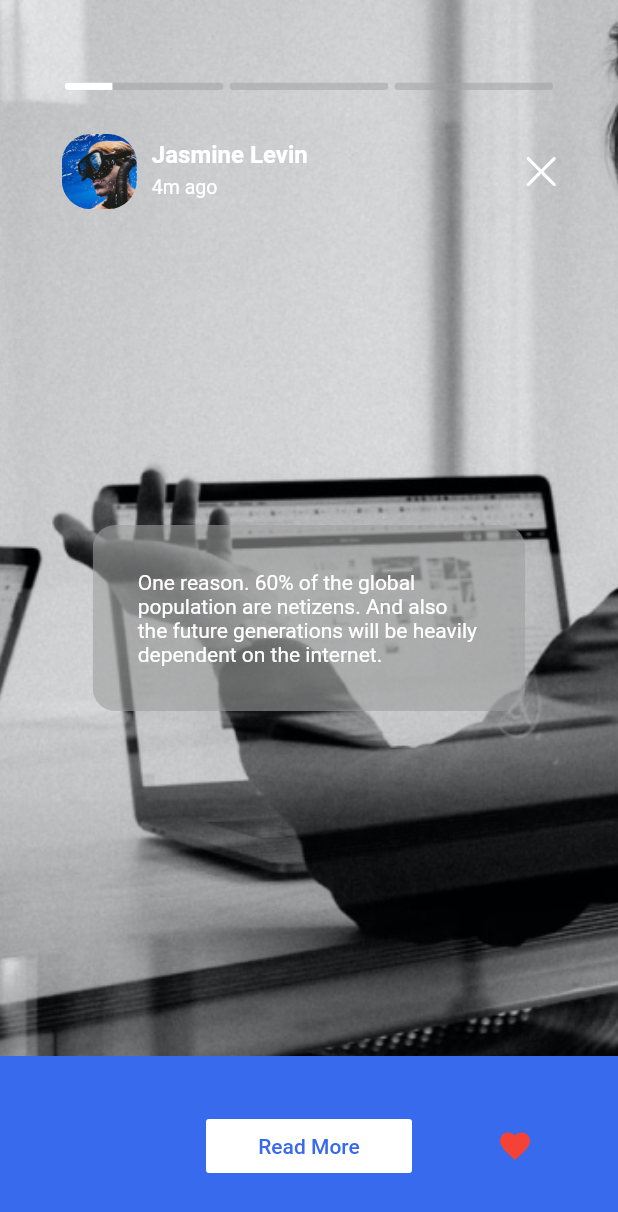
After one commit to shyamexe/blogging_application_task, a Flutter app: the StoryViewScreen screen opened by its route, on a phone screen of 412 x 824 dp. The commit adds this screen. Shown: the top 1212 px of the screen. Run offline on Flutter 3.47's test engine with Material 2 defaults, Android fonts, the phone set to English and light mode, and no system bars; our stand-ins replace badges, bloc, equatable, flutter_bloc, flutter_svg; network calls fail.

Commit message:
added status screen

```diff
--- a/lib/core/constants/styles.dart
+++ b/lib/core/constants/styles.dart
@@ -60,6 +60,15 @@ class AppTextStyle{
     color: Color(0xff2D4379),
     fontSize: 15,
   );
+  static const statusTitle= TextStyle(
+    color: Colors.white,
+    fontWeight: FontWeight.bold,
+    fontSize: 16,
+  );
+  static const statusTime= TextStyle(
+    color: Colors.white,
+    fontSize: 13,
+  );
 
 
 }
--- a/lib/logic/cubit/navigation_bar_cubit.dart
+++ b/lib/logic/navigation_bar_cubit/navigation_bar_cubit.dart
@@ -1,5 +1,7 @@
 import 'package:bloc/bloc.dart';
 import 'package:equatable/equatable.dart';
+
+//cubit for storing navigatiion index
 
 class NavigationBarState extends Equatable {
   int pageNumber;
--- /dev/null
+++ b/lib/logic/status_indux_cubit/status_index_cubit.dart
@@ -0,0 +1,19 @@
+import 'package:bloc/bloc.dart';
+import 'package:equatable/equatable.dart';
+
+class StatusIndexState extends Equatable {
+  int index;
+  StatusIndexState({required this.index});
+
+  @override
+  List<Object> get props => [index];
+}
+//this cubit holds the curren stats indux
+
+class StatusIndexCubit extends Cubit<StatusIndexState> {
+  StatusIndexCubit() : super(StatusIndexState(index: 0));
+
+  updateStatus(){
+    emit(StatusIndexState(index: state.index+1));
+  }//this function update the indux value
+}
--- /dev/null
+++ b/lib/logic/status_timer_cubit/status_timer_cubit.dart
@@ -0,0 +1,38 @@
+import 'dart:async';
+
+import 'package:bloc/bloc.dart';
+import 'package:blogging_application/logic/status_indux_cubit/status_index_cubit.dart';
+import 'package:equatable/equatable.dart';
+
+class StatusTimerState extends Equatable {
+  double timer;
+   StatusTimerState({required this.timer});
+
+  @override
+  List<Object> get props => [timer];
+}
+
+class StatusTimerCubit extends Cubit<StatusTimerState> {
+
+  StatusTimerCubit() : super(StatusTimerState(timer: 0));
+
+  startTimer(){
+
+    late Timer _timer;
+
+    state.timer=0;
+
+    const oneSec = Duration(seconds: 1);
+
+    _timer=Timer.periodic(oneSec*.5, (Timer) {
+
+      if(state.timer <= 1){
+        print(state.timer);
+        emit(StatusTimerState(timer: state.timer+0.1));
+      }else{
+        _timer.cancel();
+      }
+    });
+
+  }
+}
--- a/lib/presentation/router/app_router.dart
+++ b/lib/presentation/router/app_router.dart
@@ -1,13 +1,16 @@
-import 'package:blogging_application/logic/cubit/navigation_bar_cubit.dart';
+import 'package:blogging_application/logic/status_indux_cubit/status_index_cubit.dart';
+import 'package:blogging_application/logic/status_timer_cubit/status_timer_cubit.dart';
+import 'package:blogging_application/presentation/screens/story_view_screen/story_view_screen.dart';
 import 'package:flutter/material.dart';
 import 'package:flutter_bloc/flutter_bloc.dart';
 
-import '../../core/constants/strings.dart';
 import '../../core/exceptions/route_exception.dart';
+import '../../logic/navigation_bar_cubit/navigation_bar_cubit.dart';
 import '../screens/home_screen/home_screen.dart';
 
 class AppRouter {
   static const String home = '/';
+  static const String status = '/status';
 
   const AppRouter._();
 
@@ -15,13 +18,15 @@ class AppRouter {
     switch (settings.name) {
       case home:
         return MaterialPageRoute(
-          builder: (_) => MultiBlocProvider(
-            providers: [
-              BlocProvider(
-                create: (context)=>NavigationBarCubit())
-            ],
-            child:CommonScreen()));
-
+            builder: (_) => MultiBlocProvider(providers: [
+                  BlocProvider(create: (context) => NavigationBarCubit())
+                ], child: CommonScreen()));
+      case status:
+        return MaterialPageRoute(
+            builder: (_) => MultiBlocProvider(providers: [
+                  BlocProvider(create: (context) => StatusTimerCubit()),
+                  BlocProvider(create: (context) => StatusIndexCubit()),
+                ], child: StoryViewScreen()));
 
       default:
         throw const RouteException('Route not found!');
--- a/lib/presentation/screens/article_screen/article_screen.dart
+++ b/lib/presentation/screens/article_screen/article_screen.dart
@@ -6,7 +6,7 @@ class ArticleScreen extends StatelessWidget {
   @override
   Widget build(BuildContext context) {
     return Scaffold(
-      body: Center(child: Text('ArticleScreen')),
+      body: Center(child: Text('ArticleScreen')),//dummy screen for search navigation
     );
   }
 }
--- a/lib/presentation/screens/home_screen/home_screen.dart
+++ b/lib/presentation/screens/home_screen/home_screen.dart
@@ -1,4 +1,3 @@
-import 'package:blogging_application/logic/cubit/navigation_bar_cubit.dart';
 import 'package:blogging_application/presentation/screens/article_screen/article_screen.dart';
 import 'package:blogging_application/presentation/screens/home_widget_screen/home_widget_screen.dart';
 import 'package:blogging_application/presentation/screens/menu_Screen/menu_screen.dart';
@@ -8,6 +7,8 @@ import 'package:flutter/material.dart';
 import 'package:flutter_bloc/flutter_bloc.dart';
 import 'package:flutter_svg/svg.dart';
 
+import '../../../logic/navigation_bar_cubit/navigation_bar_cubit.dart';
+
 class CommonScreen extends StatelessWidget {
   final pageList = [
     HomeWigetScreen(),
@@ -16,6 +17,8 @@ class CommonScreen extends StatelessWidget {
     SearchScreen(),
     MenuScreen()
   ];
+  //navigation screen wiget list
+  //this widget usedfor home navigation
 
   @override
   Widget build(BuildContext context) {
--- a/lib/presentation/screens/home_widget_screen/widgets/status_icon.dart
+++ b/lib/presentation/screens/home_widget_screen/widgets/status_icon.dart
@@ -1,5 +1,9 @@
+import 'package:blogging_application/logic/status_indux_cubit/status_index_cubit.dart';
+import 'package:blogging_application/presentation/screens/story_view_screen/story_view_screen.dart';
+import 'package:flutter/cupertino.dart';
 import 'package:flutter/foundation.dart';
 import 'package:flutter/material.dart';
+import 'package:flutter_bloc/flutter_bloc.dart';
 
 class StatusIcon extends StatelessWidget {
   StatusIcon({
@@ -8,7 +12,11 @@ class StatusIcon extends StatelessWidget {
   List<Color> _colors = [Color(0xFF826dc6), Color(0xFF5dd3f6)];
   @override
   Widget build(BuildContext context) {
-    return Container(
+    return InkWell(
+      onTap: () {
+        Navigator.of(context).pushNamed('/status');
+      },
+      child: Container(
         height: 80,
         width: 70,
         child: Stack(
@@ -88,6 +96,7 @@ class StatusIcon extends StatelessWidget {
             ),
           ],
         ),
+      ),
     );
   }
 }
--- a/lib/presentation/screens/menu_Screen/menu_screen.dart
+++ b/lib/presentation/screens/menu_Screen/menu_screen.dart
@@ -6,7 +6,7 @@ class MenuScreen extends StatelessWidget {
   @override
   Widget build(BuildContext context) {
     return  Scaffold(
-      body: Center(child: Text('MenuScreen')),
+      body: Center(child: Text('MenuScreen')),//dummy screen for menu navigation
     );
   }
 }
--- a/lib/presentation/screens/search_screen/search_screen.dart
+++ b/lib/presentation/screens/search_screen/search_screen.dart
@@ -6,7 +6,7 @@ class SearchScreen extends StatelessWidget {
   @override
   Widget build(BuildContext context) {
     return  Scaffold(
-      body: Center(child: Text('ArticleScreen')),
+      body: Center(child: Text('ArticleScreen')),//dummy screen for search navigation
     );
   }
 }
--- /dev/null
+++ b/lib/presentation/screens/story_view_screen/story_view_screen.dart
@@ -0,0 +1,142 @@
+import 'package:blogging_application/logic/status_indux_cubit/status_index_cubit.dart';
+import 'package:blogging_application/logic/status_timer_cubit/status_timer_cubit.dart';
+import 'package:blogging_application/presentation/screens/story_view_screen/widgets/story_data.dart';
+import 'package:flutter/material.dart';
+import 'package:flutter_bloc/flutter_bloc.dart';
+import 'package:flutter_svg/flutter_svg.dart';
+
+import '../../../core/constants/styles.dart';
+
+class StoryViewScreen extends StatelessWidget {
+  StoryViewScreen({Key? key}) : super(key: key);
+
+  List _widgets = [
+    StoryData(
+      image: 'assets/images/statusbg.png',
+      url: 'https://www.google.co.in/',
+      text:
+          'One reason. 60% of the global population are netizens. And also the future generations will be heavily dependent on the internet.',
+    ),
+    StoryData(image: 'assets/images/statusbg.png'),
+    StoryData(image: 'assets/images/statusbg.png'),
+  ]; //this list contain status data
+
+  @override
+  Widget build(BuildContext context) {
+    context.read<StatusTimerCubit>().startTimer();
+    Size size = MediaQuery.of(context).size;
+    return SafeArea(
+      child: Scaffold(
+          body: Stack(
+        children: [
+          BlocBuilder<StatusIndexCubit, StatusIndexState>(
+            builder: (context, state) {
+              return _widgets[state.index];
+            },
+          ),
+          Align(
+            alignment: Alignment(0, -0.8),
+            child: SizedBox(
+              width: size.width * .8,
+              height: 80,
+              child: Row(
+                children: [
+                  ClipRRect(
+                    borderRadius: BorderRadius.circular(19),
+                    child: SizedBox(
+                        height: 50,
+                        width: 50,
+                        child: Image.asset(
+                          'assets/images/image4.png',
+                          fit: BoxFit.cover,
+                        )),
+                  ),
+                  Expanded(
+                      child: Padding(
+                    padding: const EdgeInsets.symmetric(horizontal: 10),
+                    child: Column(
+                      mainAxisSize: MainAxisSize.max,
+                      mainAxisAlignment: MainAxisAlignment.center,
+                      crossAxisAlignment: CrossAxisAlignment.start,
+                      children: const [
+                        Padding(
+                          padding: EdgeInsets.only(bottom: 2),
+                          child: Text(
+                            'Jasmine Levin',
+                            style: AppTextStyle.statusTitle,
+                          ),
+                        ),
+                        Padding(
+                          padding: EdgeInsets.symmetric(vertical: 3),
+                          child: Text(
+                            '4m ago',
+                            style: AppTextStyle.statusTime,
+                          ),
+                        ),
+                      ],
+                    ),
+                  )),
+                  InkWell(
+                      onTap: () {
+                        Navigator.of(context).pop();
+                      },
+                      child: SvgPicture.asset('assets/icons/close_svg.svg')),
+                ],
+              ),
+            ),
+          ), //user title
+          Align(
+            alignment: Alignment(0, -0.87),
+            child: SizedBox(
+              width: size.width * .8,
+              height: 9,
+              child: ListView.builder(
+                scrollDirection: Axis.horizontal,
+                physics: NeverScrollableScrollPhysics(),
+                itemCount: _widgets.length,
+                itemBuilder: (context, index) {
+                  return SizedBox(
+                    width: size.width * .8 / _widgets.length,
+                    child: Padding(
+                      padding: const EdgeInsets.all(2),
+                      child: ClipRRect(
+                        borderRadius: BorderRadius.circular(5),
+                        child: BlocBuilder<StatusTimerCubit, StatusTimerState>(
+                          builder: (context, timeState) {
+                            return BlocBuilder<StatusIndexCubit, StatusIndexState>(
+                              builder: (context, indexState) {
+                                if(index==indexState.index){
+                                  return LinearProgressIndicator(
+                                  value: timeState.timer,
+                                  backgroundColor: Colors.grey.withOpacity(.5),
+                                  color: Colors.white,
+                                );
+                                }if (index<indexState.index) {
+                                  return LinearProgressIndicator(
+                                  value: 10,
+                                  backgroundColor: Colors.grey.withOpacity(.5),
+                                  color: Colors.white,
+                                );
+                                } else {
+                                  return LinearProgressIndicator(
+                                  value: 0,
+                                  backgroundColor: Colors.grey.withOpacity(.5),
+                                  color: Colors.white,
+                                );
+                                }
+                              },
+                            );
+                          },
+                        ),
+                      ),
+                    ),
+                  );
+                },
+              ),
+            ), //status progress indicator
+          )
+        ],
+      )),
+    );
+  }
+}
--- /dev/null
+++ b/lib/presentation/screens/story_view_screen/widgets/story_data.dart
@@ -0,0 +1,90 @@
+import 'package:flutter/material.dart';
+
+//in this widget provide structure for status
+class StoryData extends StatelessWidget {
+  String image;
+  String? text;
+  String? url;
+  StoryData({Key? key, required this.image, this.text, this.url})
+      : super(key: key);
+
+  @override
+  Widget build(BuildContext context) {
+    Size size = MediaQuery.of(context).size;
+    return Scaffold(
+      body: Stack(
+        children: [
+          Container(
+            decoration: BoxDecoration(
+              image: DecorationImage(
+                  image: AssetImage(
+                    image,
+                  ),
+                  fit: BoxFit.cover),
+            ),
+          ),
+          if (text != null)
+            Align(
+              alignment: Alignment.center,
+              child: ClipRRect(
+                borderRadius: BorderRadius.circular(15),
+                child: Container(
+                  padding: EdgeInsets.all(30),
+                  width: size.width*.7,
+                  color: Colors.grey.withOpacity(.6),
+                  child: Text(
+                    text!,
+                    overflow: TextOverflow.visible,
+                    style:const TextStyle(
+                      color: Colors.white,
+                      fontSize: 14
+                    ),
+                  ),
+                ),
+              ),
+            ),
+          if (url != null) urlWidget(size),
+        ],
+      ),
+    );
+  }
+
+  Align urlWidget(Size size) {
+    return Align(
+        alignment: Alignment.bottomCenter,
+        child: Container(
+          color: Color(0xff376AED),
+          height: 120,
+          width: size.width,
+          child: Row(
+            children: [
+              Flexible(
+                fit: FlexFit.tight,
+                flex: 1,
+                child: SizedBox(),
+              ),
+              Flexible(
+                fit: FlexFit.tight,
+                flex: 1,
+                child: FlatButton(
+                    color: Colors.white,
+                    onPressed: () {},
+                    child: Text(
+                      'Read More',
+                      style: TextStyle(color: Color(0xff376AED)),
+                    )),
+              ),
+              Flexible(
+                fit: FlexFit.tight,
+                flex: 1,
+                child: Center(
+                    child: Icon(
+                  Icons.favorite,
+                  color: Colors.red,
+                )),
+              ),
+            ],
+          ),
+        ));
+  }
+}
```
Lines whose indentation alone changed are shown as unchanged.
